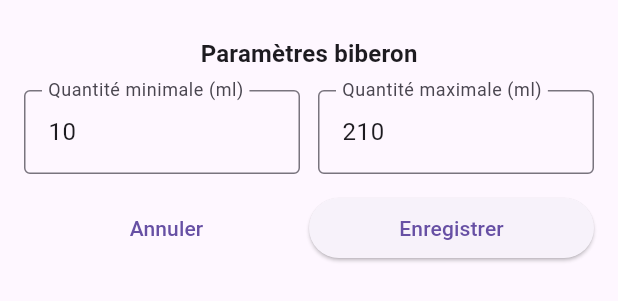
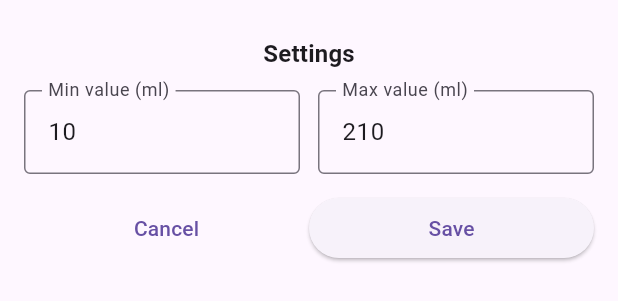
Before and after one commit to yoniBenabou/babytrack, a Flutter app: the BottleSettingsForm widget shown alone on an empty page, opened directly, on a phone screen of 412 x 824 dp. Shown: the top 301 px of the screen. Run offline on Flutter 3.47's test engine with Material 3 defaults, Android fonts, the phone set to English and light mode, and no system bars; our stand-ins replace cloud_firestore, firebase_core, shared_preferences; accounts and stored records are empty.

Commit message:
comment bottle_settings_form

```diff
--- a/lib/pages/home_page.dart
+++ b/lib/pages/home_page.dart
@@ -3,7 +3,6 @@ import 'package:flutter/material.dart';
 import '../utils/size_config.dart';
 import '../widgets/bottles_card.dart';
 import '../widgets/poop_card.dart';
-import '../widgets/vitamin_card.dart';
 import '../widgets/vitamins_card.dart';
 
 class HomePage extends StatefulWidget {
--- a/lib/widgets/bottle_settings_form.dart
+++ b/lib/widgets/bottle_settings_form.dart
@@ -42,7 +42,7 @@ class _BottleSettingsFormState extends State<BottleSettingsForm> {
     final maxValue = int.tryParse(_maxController.text) ?? _max;
     if (minValue >= maxValue) {
       ScaffoldMessenger.of(context).showSnackBar(const SnackBar(
-        content: Text('La valeur minimale doit être inférieure à la maximale.'),
+        content: Text('The minimum value need to be lower than the max value.'),
       ));
       return;
     }
@@ -50,7 +50,7 @@ class _BottleSettingsFormState extends State<BottleSettingsForm> {
     await prefs.setInt('bottleMin', minValue);
     await prefs.setInt('bottleMax', maxValue);
     ScaffoldMessenger.of(context).showSnackBar(const SnackBar(
-      content: Text('Paramètres enregistrés.'),
+      content: Text('Settings saved.'),
     ));
     Navigator.of(context).pop(true);
   }
@@ -71,7 +71,6 @@ class _BottleSettingsFormState extends State<BottleSettingsForm> {
       );
     }
 
-    // Pour éviter que la barre de navigation ou le clavier masque le contenu
     return SafeArea(
       child: SingleChildScrollView(
         padding: MediaQuery.of(context).viewInsets.add(const EdgeInsets.all(16.0)),
@@ -79,7 +78,7 @@ class _BottleSettingsFormState extends State<BottleSettingsForm> {
           mainAxisSize: MainAxisSize.min,
           children: [
             const SizedBox(height: 8),
-            Text('Paramètres biberon', style: Theme.of(context).textTheme.titleMedium?.copyWith(fontWeight: FontWeight.bold)),
+            Text('Settings', style: Theme.of(context).textTheme.titleMedium?.copyWith(fontWeight: FontWeight.bold)),
             const SizedBox(height: 12),
             Form(
               key: _formKey,
@@ -91,13 +90,14 @@ class _BottleSettingsFormState extends State<BottleSettingsForm> {
                       keyboardType: TextInputType.number,
                       inputFormatters: [FilteringTextInputFormatter.digitsOnly],
                       decoration: const InputDecoration(
-                        labelText: 'Quantité minimale (ml)',
+                        labelText: 'Min value (ml)',
                         border: OutlineInputBorder(),
                       ),
                       validator: (v) {
                         final parsed = int.tryParse(v ?? '');
-                        if (parsed == null) return 'Entier requis';
-                        if (parsed <= 0) return 'Doit être > 0';
+                        if (parsed == null) return 'Number required';
+                        if (parsed <= 0) return 'Need to be > 0';
+                        if (parsed % 10 != 0) return 'Need to be a multiple of 10';
                         return null;
                       },
                     ),
@@ -109,13 +109,14 @@ class _BottleSettingsFormState extends State<BottleSettingsForm> {
                       keyboardType: TextInputType.number,
                       inputFormatters: [FilteringTextInputFormatter.digitsOnly],
                       decoration: const InputDecoration(
-                        labelText: 'Quantité maximale (ml)',
+                        labelText: 'Max value (ml)',
                         border: OutlineInputBorder(),
                       ),
                       validator: (v) {
                         final parsed = int.tryParse(v ?? '');
-                        if (parsed == null) return 'Entier requis';
-                        if (parsed <= 0) return 'Doit être > 0';
+                        if (parsed == null) return 'Number required';
+                        if (parsed <= 0) return 'Need to be > 0';
+                        if (parsed % 10 != 0) return 'Need to be a multiple of 10';
                         return null;
                       },
                     ),
@@ -129,13 +130,13 @@ class _BottleSettingsFormState extends State<BottleSettingsForm> {
                 Expanded(
                   child: TextButton(
                     onPressed: () => Navigator.of(context).pop(false),
-                    child: const Text('Annuler'),
+                    child: const Text('Cancel'),
                   ),
                 ),
                 Expanded(
                   child: ElevatedButton(
                     onPressed: _save,
-                    child: const Text('Enregistrer'),
+                    child: const Text('Save'),
                   ),
                 ),
               ],
```
Also changed, not shown: lib/pages/main_screen.dart (+13 -10 lines).
